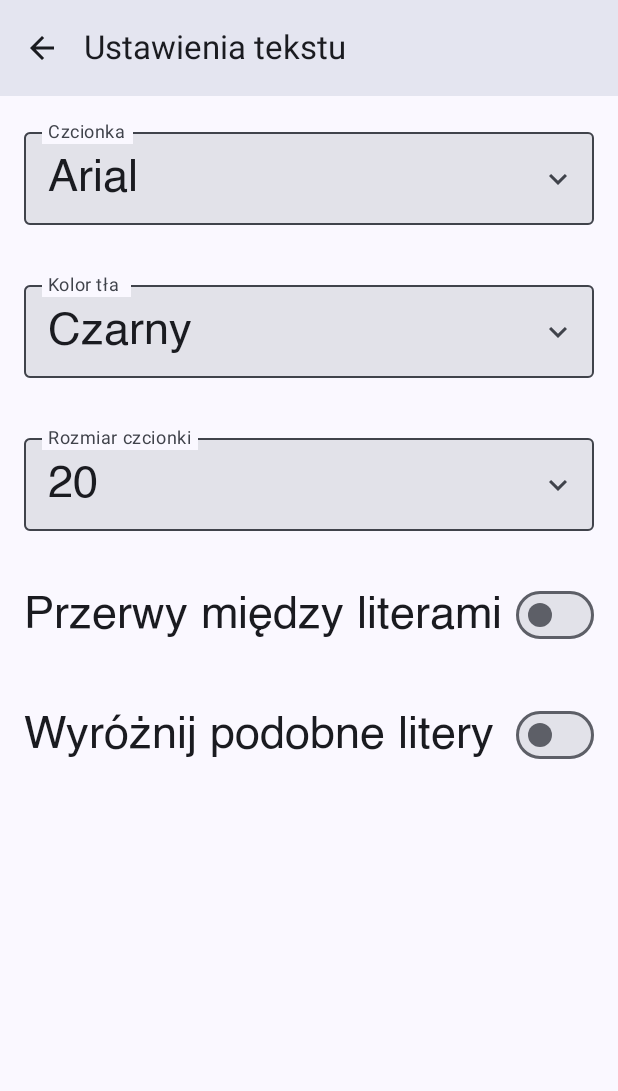
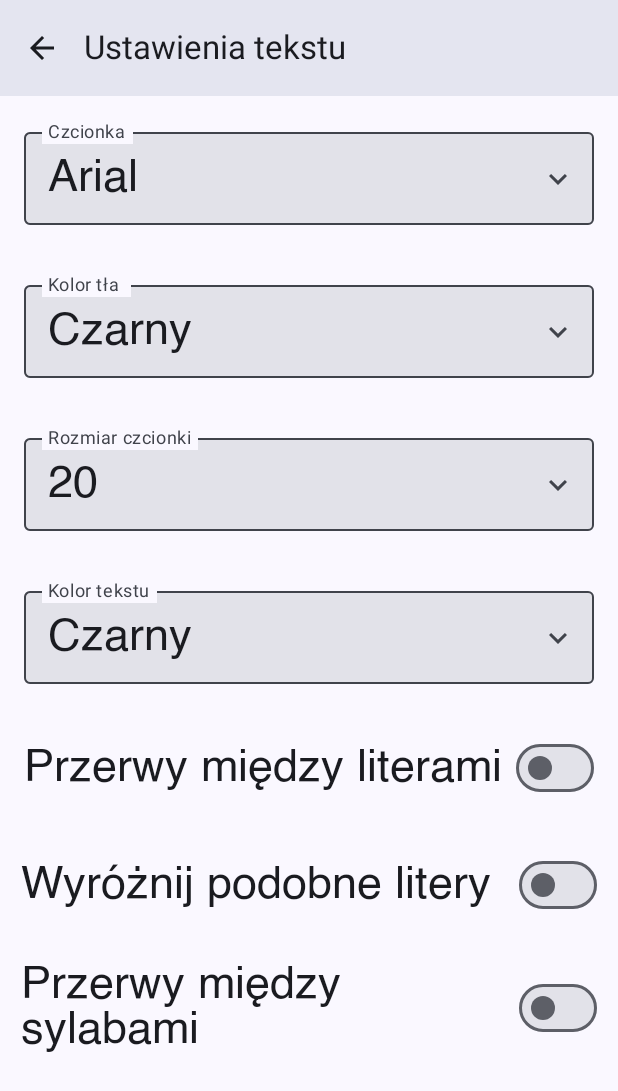
Before and after one commit to kajetankubicz/Thesis, an Android app built with Jetpack Compose: the composable TxtConfigure shown on its own in the app's theme, on a phone screen of 412 x 824 dp. Shown: the top 1091 px of the screen. Run offline under Robolectric (Android 15) with nearby library versions, the phone set to English and light mode, and no system bars.

Commit message:
TextCollors

```diff
--- a/app/src/main/java/com/example/thesis/BookDetailsScreen.kt
+++ b/app/src/main/java/com/example/thesis/BookDetailsScreen.kt
@@ -43,6 +43,7 @@ import androidx.compose.ui.unit.sp
 import androidx.lifecycle.ViewModel
 import androidx.lifecycle.viewmodel.compose.viewModel
 import androidx.navigation.NavHostController
+
 
 object LastViewedPage {
     class BookDetailsViewModel : ViewModel() {
@@ -145,17 +146,19 @@ fun BookDetailsScreen(
                     item {
                         val letterSpacing = if (BookManager.letterSpacingEnabled) 0.2.em else 0.em
 
+                        BookManager.chooseTextColor?.let { it1 ->
                             CustomText(
                                 text = pageContent,
                                 fontFamily = BookManager.chooseFontFamily  ?: FontFamily.Default,
                                 fontSize = BookManager.chooseFontSize,
                                 fontWeight = FontWeight.Normal,
                                 letterSpacing = letterSpacing,
-                            textColor = MaterialTheme.colorScheme.onSurface,
+                                textColor = it1,
                                 highlightLetters = highlightSimilarLetters,
                                 modifier = Modifier.fillMaxWidth(1f),
                                 keyboard = KeyboardOptions.Default.copy(imeAction = ImeAction.None),
                             )
+                        }
                     }
                 }
             }
--- a/app/src/main/java/com/example/thesis/Home.kt
+++ b/app/src/main/java/com/example/thesis/Home.kt
@@ -53,6 +53,8 @@ object BookManager {
     var letterSpacingEnabled by mutableStateOf(false)
     var highlightSimilarLetters by mutableStateOf(false)
     var chooseBgColor by mutableStateOf<Color?>(null)
+    var chooseTextColor by mutableStateOf<Color?>(Color.Black)
+    var syllableSpacing by mutableStateOf(false)
 
     fun toggleFavorite(bookInfo: BookInfo, context: Context) {
         bookInfo.isFavorite = !bookInfo.isFavorite
--- a/app/src/main/java/com/example/thesis/TxtConfigure.kt
+++ b/app/src/main/java/com/example/thesis/TxtConfigure.kt
@@ -1,8 +1,10 @@
 package com.example.thesis
 
 import androidx.compose.foundation.layout.*
+import androidx.compose.foundation.rememberScrollState
 import androidx.compose.foundation.text.KeyboardActions
 import androidx.compose.foundation.text.KeyboardOptions
+import androidx.compose.foundation.verticalScroll
 import androidx.compose.material.icons.Icons
 import androidx.compose.material.icons.filled.ArrowBack
 import androidx.compose.material.icons.filled.KeyboardArrowDown
@@ -38,6 +40,8 @@ fun TxtConfigure(
     var letterSpacingEnabled by remember { mutableStateOf(false) }
     var highlightSimilarLetters by remember { mutableStateOf(false) }
     var isBackgroundColorExpanded by remember { mutableStateOf(false) }
+    var isTextColorExpanded by remember { mutableStateOf(false) }
+    var syllableSpacing by remember { mutableStateOf(false) }
 
     val fontFamilies = mapOf(
         "Arial" to FontFamily(Font(R.font.arial_th)),
@@ -48,7 +52,7 @@ fun TxtConfigure(
     )
 
     val bgColors = mapOf(
-        "Czarny" to MaterialTheme.colorScheme.surface,
+        "Czarny" to Color.Black,
         "Biały" to Color.White,
         "Czerwony" to Color(0xFFEC5452),
         "Żółty" to Color(0xFFECC14F),
@@ -56,10 +60,25 @@ fun TxtConfigure(
         "Zielony" to Color(0xFF66AE60)
     )
 
+    val txColors = mapOf(
+        "Czarny" to Color.Black,
+        "Biały" to Color.White,
+        "Czerwony" to Color(0xFFB81311),
+        "Pomarańczowy" to Color(0xFFFF8A00),
+        "Niebieski" to Color(0xFF1468b4),
+        "Zielony" to Color(0xFF41921e)
+    )
+
     val selectedFontText = remember { mutableStateOf("Arial") }
     var selectedBackgroundColor = remember { mutableStateOf("Czarny") }
+    val selectedTextColor = remember { mutableStateOf("Czarny") }
+    val scrollState = rememberScrollState()
 
-    Column {
+    Column(
+        modifier = Modifier
+            .fillMaxSize()
+            .verticalScroll(state = scrollState)
+    ) {
         TopAppBar(
             colors = TopAppBarDefaults.smallTopAppBarColors(
                 containerColor = MaterialTheme.colorScheme.surfaceColorAtElevation(6.dp)
@@ -255,6 +274,60 @@ fun TxtConfigure(
                 }
             }
         }
+        OutlinedTextField(
+            value = selectedTextColor.value,
+            onValueChange = {},
+            readOnly = true,
+            keyboardOptions = KeyboardOptions.Default.copy(imeAction = ImeAction.None),
+            keyboardActions = KeyboardActions(onAny = {
+                keyboardController?.hide()
+            }),
+            trailingIcon = {
+                IconButton(
+                    onClick = { isTextColorExpanded = !isTextColorExpanded },
+                ) {
+                    Icon(
+                        Icons.Default.KeyboardArrowDown,
+                        contentDescription = "Toggle Text Color Dropdown",
+                    )
+                }
+            },
+            label = { Text(text = "Kolor tekstu") },
+            colors = TextFieldDefaults.textFieldColors(),
+            modifier = Modifier
+                .fillMaxWidth()
+                .padding(16.dp)
+                .focusRequester(focusRequester)
+                .onFocusChanged {
+                    isTextColorExpanded = it.isFocused
+                    if (it.isFocused) {
+                        keyboardController?.hide()
+                    }
+                },
+        )
+
+        if (isTextColorExpanded) {
+            Box(
+                modifier = Modifier
+                    .fillMaxWidth()
+                    .padding(horizontal = 16.dp)
+            ) {
+                Column {
+                    txColors.forEach { (colorName, txColor) ->
+                        DropdownMenuItem(
+                            text = {
+                                Text(text = colorName)
+                            },
+                            onClick = {
+                                BookManager.chooseTextColor = txColor
+                                selectedTextColor.value = colorName
+                                isTextColorExpanded = false
+                            }
+                        )
+                    }
+                }
+            }
+        }
         Row(
             modifier = Modifier
                 .fillMaxWidth()
@@ -272,7 +345,7 @@ fun TxtConfigure(
         Row(
             modifier = Modifier
                 .fillMaxWidth()
-                    .padding(16.dp),
+                .padding(14.dp),
             verticalAlignment = Alignment.CenterVertically
         ) {
             Text(text = "Wyróżnij podobne litery", modifier = Modifier.weight(1f))
@@ -283,6 +356,19 @@ fun TxtConfigure(
                 }
             )
         }
+        Row(
+            modifier = Modifier
+                .fillMaxWidth()
+                .padding(14.dp),
+            verticalAlignment = Alignment.CenterVertically
+        ) {
+            Text(text = "Przerwy między sylabami", modifier = Modifier.weight(1f))
+            Switch(
+                checked = BookManager.syllableSpacing,
+                onCheckedChange = { newCheckedValue ->
+                    BookManager.syllableSpacing = newCheckedValue
                 }
-
+            )
         }
+    }
+}
```
Lines whose indentation alone changed are shown as unchanged.
